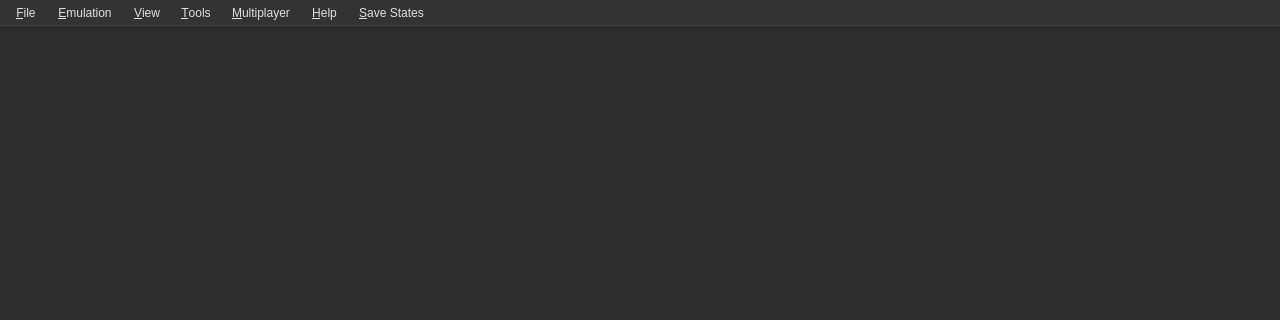
Qt form src/yuzu/main.ui (Ender-Q/sirius) before a commit; both pictures show x 0 to 1280 and y 0 to 320 of the 1280 by 720 pixel window.
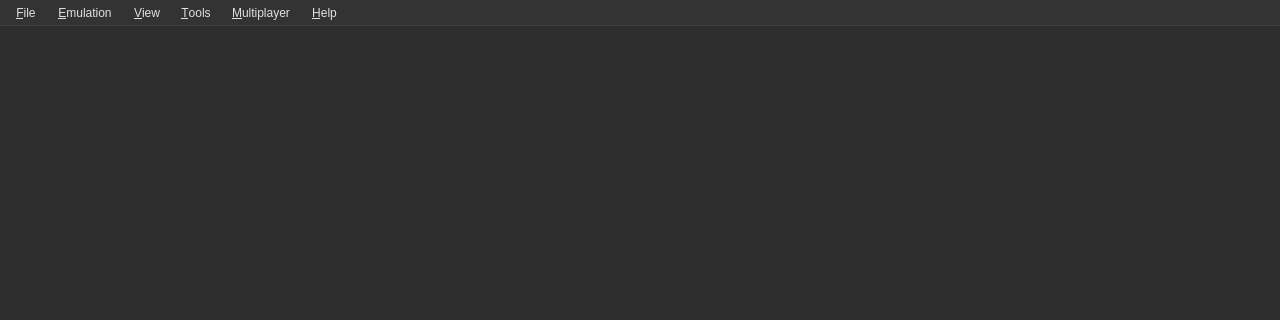
The same form after that commit. Icons and pictures are not drawn.

Commit message: ui: Remove save states menu and unused help links

Diff of the .ui file:
```diff
--- a/src/yuzu/main.ui
+++ b/src/yuzu/main.ui
@@ -130,7 +130,7 @@
      <x>0</x>
      <y>0</y>
      <width>1280</width>
-     <height>22</height>
+     <height>29</height>
     </rect>
    </property>
    <widget class="QMenu" name="menu_File">
@@ -275,20 +275,12 @@
     <addaction name="separator"/>
     <addaction name="action_About"/>
    </widget>
-   <widget class="QMenu" name="menu_Save_States">
-    <property name="title">
-     <string>&amp;Save States</string>
-    </property>
-    <addaction name="actionSave"/>
-    <addaction name="actionLoad"/>
-   </widget>
    <addaction name="menu_File"/>
    <addaction name="menu_Emulation"/>
    <addaction name="menu_View"/>
    <addaction name="menu_Tools"/>
    <addaction name="menu_Multiplayer"/>
    <addaction name="menu_Help"/>
-   <addaction name="menu_Save_States"/>
   </widget>
   <action name="action_Install_File_NAND">
    <property name="enabled">
```
Left out of the diff: 16 changed lines with no effect on the pictures.
